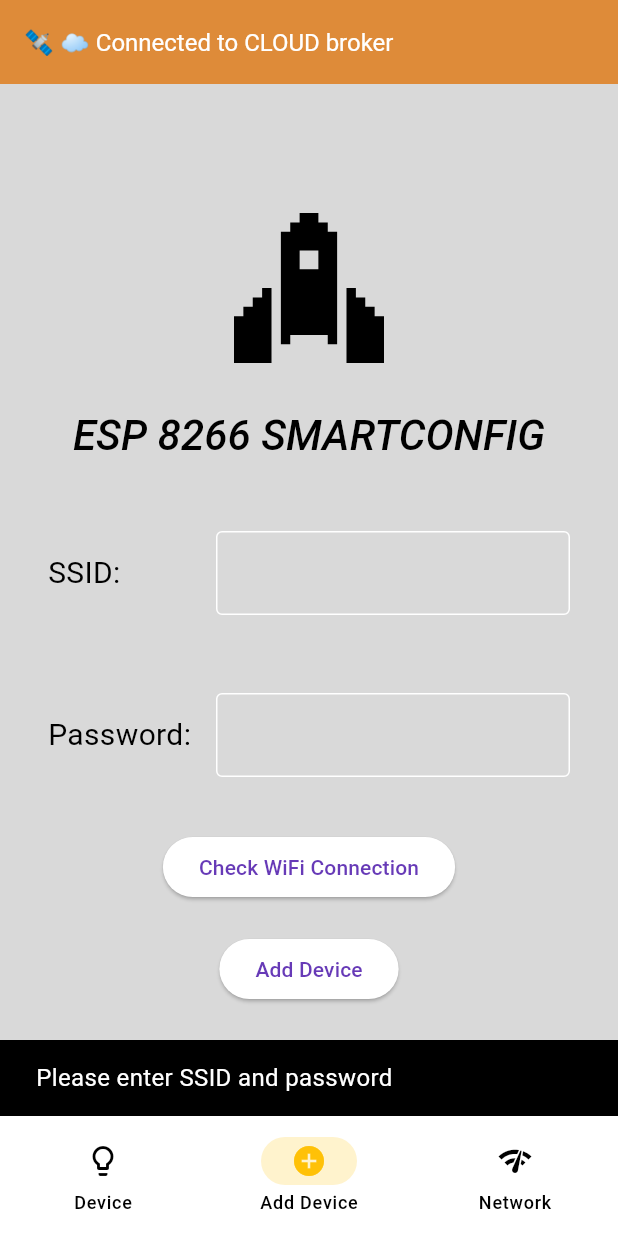
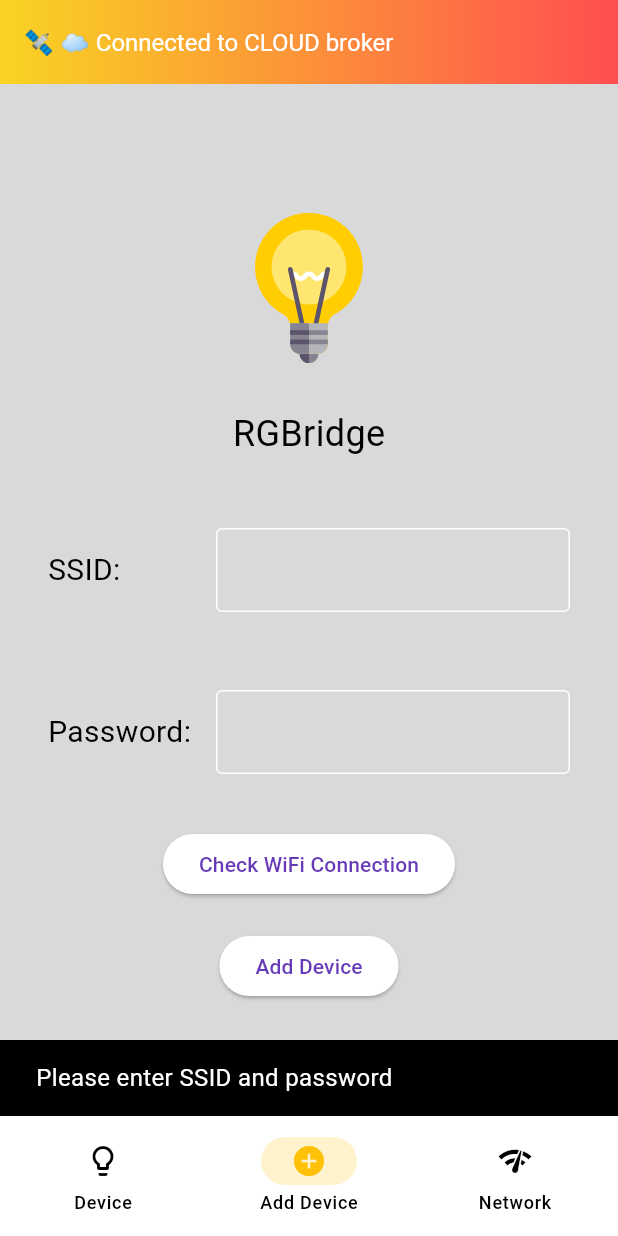
Before and after one commit to codecinn27/Plug-and-Play-RGB-led, a Flutter app: the screen it shows after launch, item 2 of the bottom bar chosen, after a tap on "Add Device", on a phone screen of 412 x 824 dp. Run offline on Flutter 3.47's test engine with Material 3 defaults, Android fonts, the light colour scheme and no system bars; our stand-ins replace connectivity_plus, flutter_colorpicker, flutter_svg, google_fonts, multicast_dns, sqflite; missing offline and left inert: esp_smartconfig, mqtt_client; accounts and stored records are empty; Roboto replaces fonts that are missing (Kanit).

Commit message:
update the broker status update when button pressed

```diff
--- a/lib/main.dart
+++ b/lib/main.dart
@@ -1,12 +1,19 @@
 import 'package:flutter/material.dart';
+import 'package:p9_rgbridge/notifiers/broker_status_notifier.dart';
 import 'package:p9_rgbridge/share/theme.dart';
 import 'package:p9_rgbridge/widget/bottom_nav.dart';
-
+import 'package:provider/provider.dart';
 
 void main() {
-  runApp(MaterialApp(
-    theme: AppTheme.lightTheme,
-    home: const NavBar(),
-    debugShowCheckedModeBanner: false,
-  ));
+  runApp(
+    ChangeNotifierProvider(
+      create: (context) => BrokerStatusNotifier(),
+      child: MaterialApp(
+        theme: AppTheme.lightTheme,
+        home: const NavBar(),
+        debugShowCheckedModeBanner: false,
+      )
+
+    )
+  );
 }
--- /dev/null
+++ b/lib/notifiers/broker_status_notifier.dart
@@ -0,0 +1,15 @@
+import 'package:flutter/foundation.dart';
+
+class BrokerStatusNotifier extends ChangeNotifier {
+  bool _isConnecting = true;
+  String _status = "🔄 Connecting to MQTT...";
+
+  bool get isConnecting => _isConnecting;
+  String get status => _status;
+
+  void updateStatus(String newStatus, {bool connecting = false}) {
+    _status = newStatus;
+    _isConnecting = connecting;
+    notifyListeners();
+  }
+}
--- a/lib/screen/colorRingControl.dart
+++ b/lib/screen/colorRingControl.dart
@@ -6,6 +6,7 @@ import 'package:mqtt_client/mqtt_client.dart';
 import 'package:p9_rgbridge/db/db_helper.dart';
 import 'package:p9_rgbridge/models/device.dart';
 import 'package:p9_rgbridge/services/mqtt_connection.dart';
+import 'package:p9_rgbridge/share/gradient_colour.dart';
 
 class ColorRingControl extends StatefulWidget {
   final MQTTConnection mqttConnection;
@@ -26,6 +27,7 @@ class _ColorRingControlState extends State<ColorRingControl> {
   bool isOn = true;
   String? currentUdpId = 'DL8_00008F50E2'; // ✅ Default value
   Timer? _refreshTimer;
+  String topic = 'rgb/unknown/dfd34'; // initial value
 
   @override
   void initState() {
@@ -36,6 +38,7 @@ class _ColorRingControlState extends State<ColorRingControl> {
       if (savedId != null && mounted) {
         setState(() {
           currentUdpId = savedId;
+          topic = 'rgb/$savedId';
         });
         debugPrint('📥 Loaded saved Device ID: $savedId');
       }
@@ -48,6 +51,7 @@ class _ColorRingControlState extends State<ColorRingControl> {
       if (latestDeviceId != null && latestDeviceId != currentUdpId) {
         setState(() {
           currentUdpId = latestDeviceId;
+          topic = 'rgb/$latestDeviceId';
         });
       }
     });
@@ -66,7 +70,6 @@ class _ColorRingControlState extends State<ColorRingControl> {
       isOn = !isOn;
     });
 
-    final topic = 'rgb/DL8_9A8F8F50E2/dfd34';
     final client = widget.mqttConnection.client;
 
     String payload = isOn
@@ -84,15 +87,36 @@ class _ColorRingControlState extends State<ColorRingControl> {
     }
   }
 
+  void _publishColor(Color color) {
+    final client = widget.mqttConnection.client;
+
+    final payload = '${color.red},${color.green},${color.blue}';
+    print('🎨 Publishing new color: $payload');
+
+    if (client != null && client.connectionStatus?.state == MqttConnectionState.connected) {
+      final builder = MqttClientPayloadBuilder();
+      builder.addString(payload);
+      client.publishMessage(topic, MqttQos.atMostOnce, builder.payload!);
+    } else {
+      print('❌ MQTT client not connected');
+    }
+  }
+
   void _onColorChanged(Color color) {
     setState(() {
       selectedColor = color;
     });
 
-    if (isOn) {
-      _toggleLight(); // re-publish updated color
+    // If the light is off, turn it ON first
+    if (!isOn) {
+      setState(() {
+        isOn = true;
+      });
     }
+
+    _publishColor(color); // ✅ Only publish, don’t toggle
   }
+
 
   @override
   Widget build(BuildContext context) {
@@ -114,7 +138,7 @@ class _ColorRingControlState extends State<ColorRingControl> {
                   children: [
                     Container(
                       width: double.infinity,
-                      color: const Color.fromARGB(255, 222, 139, 57), // ✅ Highlight background
+                      decoration: buildSoftGradient(),
                       padding: const EdgeInsets.symmetric(vertical: 12),
                       child: Center(
                         child: Text(
@@ -146,10 +170,12 @@ class _ColorRingControlState extends State<ColorRingControl> {
                           ),
                           GestureDetector(
                             onTap: _toggleLight,
+                            child: Transform.translate(
+                              offset: Offset(0, -diameter * 0.15), // move up by 15% of diameter
                               child: AnimatedContainer(
                                 duration: const Duration(milliseconds: 300),
-                              width: diameter * 0.35,
-                              height: diameter * 0.35,
+                                width: diameter * 0.4,  // slightly bigger width
+                                height: diameter * 0.4, // slightly bigger height
                                 decoration: BoxDecoration(
                                   color: isOn ? selectedColor : Colors.grey[800],
                                   shape: BoxShape.circle,
@@ -165,8 +191,9 @@ class _ColorRingControlState extends State<ColorRingControl> {
                                 ),
                                 child: Icon(
                                   Icons.lightbulb,
-                                size: diameter * 0.175,
+                                  size: diameter * 0.2, // bigger icon size
                                   color: Colors.white,
+                                ),
                               ),
                             ),
                           ),
--- a/lib/screen/smart_config.dart
+++ b/lib/screen/smart_config.dart
@@ -5,7 +5,9 @@ import 'package:esp_smartconfig/esp_smartconfig.dart';
 import 'package:p9_rgbridge/share/styled_text.dart';
 
 class AddDevice extends StatefulWidget {
-  const AddDevice({super.key});
+  final VoidCallback? onSmartConfigSuccess;
+
+  const AddDevice({super.key, this.onSmartConfigSuccess});
 
   @override
   State<AddDevice> createState() => _AddDeviceState();
@@ -28,6 +30,18 @@ class _AddDeviceState extends State<AddDevice> {
       SnackBar(content: Text(connected ? 'Connected to WiFi' : 'Not connected to WiFi')),
     );
   }
+  void _onDeviceProvisioned(ProvisioningResponse response) {
+    final ip = response.ipAddressText ?? 'Unknown IP';
+
+    ScaffoldMessenger.of(context).showSnackBar(
+      SnackBar(
+        content: Text('✅ Device added successfully\n🛰️ IP Address: $ip'),
+        duration: const Duration(seconds: 3),
+      ),
+    );
+
+    widget.onSmartConfigSuccess?.call(); // ✅ Switch to tab index 0
+  }
 
   Future<void> startSmartConfig() async {
     if (_ssidController.text.isEmpty || _passwordController.text.isEmpty) {
@@ -38,9 +52,10 @@ class _AddDeviceState extends State<AddDevice> {
     }
 
     final provisioner = Provisioner.espTouch();
-
+    ProvisioningResponse? smartConfigResponse;
     provisioner.listen((response) {
-      Navigator.of(context).pop(response);
+      smartConfigResponse = response; // ✅ Save the result
+      Navigator.of(context, rootNavigator: true).pop(); // ✅ Close dialog
     });
 
     provisioner.start(ProvisioningRequest.fromStrings(
@@ -71,39 +86,16 @@ class _AddDeviceState extends State<AddDevice> {
       provisioner.stop();
     }
 
-    if (response != null) {
-      _onDeviceProvisioned(response);
+    // Handle result
+    if (smartConfigResponse != null) {
+      _onDeviceProvisioned(smartConfigResponse!);
+    } else {
+      ScaffoldMessenger.of(context).showSnackBar(
+        const SnackBar(content: Text('❌ SmartConfig failed or was cancelled')),
+      );
     }
   }
 
-  _onDeviceProvisioned(ProvisioningResponse response) {
-    showDialog(
-      context: context,
-      builder: (context) {
-        return AlertDialog(
-          title: const Text('Device provisioned'),
-          content: Column(
-            mainAxisSize: MainAxisSize.min,
-            children: <Widget>[
-              Text('Device successfully connected to the ${_ssidController.text} network'),
-              SizedBox.fromSize(size: const Size.fromHeight(20)),
-              const Text('Device:'),
-              Text('IP: ${response.ipAddressText}'),
-              Text('BSSID: ${response.bssidText}'),
-            ],
-          ),
-          actions: <Widget>[
-            TextButton(
-              onPressed: () {
-                Navigator.of(context).pop();
-              },
-              child: const Text('OK'),
-            ),
-          ],
-        );
-      },
-    );
-  }
 
   @override
   void dispose() {
@@ -124,13 +116,13 @@ class _AddDeviceState extends State<AddDevice> {
                 children: [
                   const SizedBox(height: 70),
                   SvgPicture.asset(
-                    'assets/space-awesome-brands.svg',
+                    'assets/light-bulb-svgrepo-com.svg',
                     height: 100,
                     width: 100,
                     fit: BoxFit.contain,
                   ),
                   const SizedBox(height: 30),
-                  const StyledHeading('ESP 8266 SmartConfig')
+                  const StyledText('RGBridge'),
                 ],
               ),
               const SizedBox(height: 30),
--- a/lib/screen/udp_listen.dart
+++ b/lib/screen/udp_listen.dart
@@ -3,10 +3,13 @@ import 'dart:convert';
 import 'package:flutter/material.dart';
 import 'package:p9_rgbridge/db/db_helper.dart';
 import 'package:p9_rgbridge/models/device.dart';
+import 'package:p9_rgbridge/notifiers/broker_status_notifier.dart';
 import 'package:p9_rgbridge/services/device_discovery.dart';
 import 'package:p9_rgbridge/services/mqtt_connection.dart';
 import 'package:p9_rgbridge/services/mqtt_service.dart';
-import 'package:p9_rgbridge/share/styled_text.dart'; // Contains discoverMqttBrokerViaMdns()
+import 'package:p9_rgbridge/share/gradient_colour.dart';
+import 'package:p9_rgbridge/share/styled_text.dart';
+import 'package:provider/provider.dart'; // Contains discoverMqttBrokerViaMdns()
 
 class UdpListenerPage extends StatefulWidget {
   final MQTTConnection mqttConnection;
@@ -22,26 +25,38 @@ class _UdpListenerPageState extends State<UdpListenerPage> {
   RawDatagramSocket? socket;
   String brokerStatus = "Initializing...";
   bool isDiscovering = false;
-
+  late BrokerStatusNotifier brokerNotifier;
   @override
   void initState() {
     super.initState();
+     // Access provider here, context is valid inside initState for this:
+    brokerNotifier = context.read<BrokerStatusNotifier>();
+
     _loadMessages();
     _startListening();
     _updateBrokerStatus();
   }
 
  void _updateBrokerStatus() {
-    setState(() {
     if (widget.mqttConnection.isConnected) {
-        brokerStatus = widget.mqttConnection.isLocal
+      final status = widget.mqttConnection.isLocal
           ? "✅ Connected to LOCAL broker"
           : "☁️ Connected to CLOUD broker";
+
+      setState(() {
+        brokerStatus = status;
+      });
+
+      brokerNotifier.updateStatus(status);
     } else {
+      setState(() {
         brokerStatus = "❌ Not connected to any broker";
+      });
+
+      brokerNotifier.updateStatus("❌ Not connected to any broker");
     }
-    });
   }
+
    void _discoverLocalBroker() async {
       if (isDiscovering) return;
 
@@ -49,41 +64,48 @@ class _UdpListenerPageState extends State<UdpListenerPage> {
         isDiscovering = true;
         brokerStatus = "🔍 Searching for MQTT broker...";
       });
+      brokerNotifier.updateStatus("🔍 Searching for MQTT broker...");
 
       try {
         if (widget.mqttConnection.isConnected && widget.mqttConnection.isLocal) {
           // Switch to cloud
           await widget.mqttConnection.disconnect();
-        await widget.mqttConnection.connect('152.42.241.179', isLocal: false); // Using public method
+          await widget.mqttConnection.connect('152.42.241.179', isLocal: false);
           setState(() {
             brokerStatus = "☁️ Connected to CLOUD broker";
           });
+          brokerNotifier.updateStatus("☁️ Connected to CLOUD broker");
         } else {
           // Try to discover local broker
           final mdnsResult = await discoverMqttBrokerViaMdns();
           if (mdnsResult != null) {
             await widget.mqttConnection.disconnect();
-          await widget.mqttConnection.connect(mdnsResult, isLocal: true); // Using public method
+            await widget.mqttConnection.connect(mdnsResult, isLocal: true);
             setState(() {
               brokerStatus = "✅ Connected to LOCAL broker at: $mdnsResult";
             });
+            brokerNotifier.updateStatus("✅ Connected to LOCAL broker");
           } else {
             // Fall back to cloud if local not found
             await widget.mqttConnection.disconnect();
-          await widget.mqttConnection.connect('152.42.241.179', isLocal: false); // Using public method
+            await widget.mqttConnection.connect('152.42.241.179', isLocal: false);
             setState(() {
               brokerStatus = "☁️ Connected to CLOUD broker (local not found)";
             });
+            brokerNotifier.updateStatus("☁️ Connected to CLOUD broker ");
           }
         }
       } catch (e) {
+        final errorMsg = "❌ Connection error: ${e.toString()}";
+        brokerNotifier.updateStatus(errorMsg);
         setState(() {
-        brokerStatus = "❌ Connection error: ${e.toString()}";
+          brokerStatus = errorMsg;
         });
       } finally {
         setState(() => isDiscovering = false);
       }
     }
+
 
   void _checkBrokerStatus() async {
     setState(() {
@@ -194,7 +216,7 @@ class _UdpListenerPageState extends State<UdpListenerPage> {
           ),
 
            Container(
-            color: Colors.deepPurple,
+            decoration: buildCustomGradient(),
             height: kToolbarHeight,
             padding: const EdgeInsets.symmetric(horizontal: 16),
             child: Row(
--- /dev/null
+++ b/lib/share/gradient_colour.dart
@@ -0,0 +1,55 @@
+import 'package:flutter/material.dart';
+
+BoxDecoration buildCustomGradient() {
+  return const BoxDecoration(
+    gradient: LinearGradient(
+      colors: [
+        Color(0xFFADA996), // #ada996
+        Color(0xFFF2F2F2), // #f2f2f2
+        Color(0xFFDBDBDB), // #dbdbdb
+        Color(0xFFEAEAEA), // #eaeaea
+      ],
+      begin: Alignment.centerLeft,
+      end: Alignment.centerRight,
+    ),
+  );
+}
+
+BoxDecoration buildWarmGradient() {
+  return const BoxDecoration(
+    gradient: LinearGradient(
+      colors: [
+        Color(0xFFF9D423), // #F9D423 - warm yellow
+        Color(0xFFFF4E50), // #FF4E50 - red
+      ],
+      begin: Alignment.centerLeft,  // "to right" direction
+      end: Alignment.centerRight,
+    ),
+  );
+}
+
+BoxDecoration buildGreenGradient() {
+  return const BoxDecoration(
+    gradient: LinearGradient(
+      colors: [
+        Color(0xFFB5AC49), // #B5AC49
+        Color(0xFF3CA55C), // #3CA55C
+      ],
+      begin: Alignment.centerLeft,
+      end: Alignment.centerRight,
+    ),
+  );
+}
+
+BoxDecoration buildSoftGradient() {
+  return const BoxDecoration(
+    gradient: LinearGradient(
+      colors: [
+        Color(0xFFDECBA4), // #DECBA4
+        Color(0xFF3E5151), // #3E5151
+      ],
+      begin: Alignment.centerLeft,
+      end: Alignment.centerRight,
+    ),
+  );
+}
--- a/lib/widget/bottom_nav.dart
+++ b/lib/widget/bottom_nav.dart
@@ -1,9 +1,12 @@
 import 'package:flutter/material.dart';
+import 'package:p9_rgbridge/notifiers/broker_status_notifier.dart';
 import 'package:p9_rgbridge/screen/colorRingControl.dart';
 import 'package:p9_rgbridge/screen/mqtt_discovery.dart';
 import 'package:p9_rgbridge/screen/smart_config.dart';
 import 'package:p9_rgbridge/screen/udp_listen.dart';
 import 'package:p9_rgbridge/services/mqtt_connection.dart';
+import 'package:p9_rgbridge/share/gradient_colour.dart';
+import 'package:provider/provider.dart';
 
 class NavBar extends StatefulWidget {
   final String? deviceId; // Pass deviceId if needed
@@ -25,26 +28,22 @@ class _NavBarState extends State<NavBar> {
     _initializeMqtt();
   }
 
+
   Future<void> _initializeMqtt() async {
-    setState(() {
-      _isConnecting = true;
-      _connectionStatus = "🔄 Connecting...";
-    });
+    final brokerNotifier = context.read<BrokerStatusNotifier>();
+    brokerNotifier.updateStatus("🔄 Connecting...", connecting: true);
 
     try {
       await _mqttConnection.initialize();
-      setState(() {
-        _connectionStatus = _mqttConnection.isLocal
+      brokerNotifier.updateStatus(
+        _mqttConnection.isLocal
             ? "✅ Connected to LOCAL broker"
-            : "☁️ Connected to CLOUD broker";
-      });
+            : "☁️ Connected to CLOUD broker",
+        connecting: false,
+      );
     } catch (e) {
-      setState(() {
-        _connectionStatus = "❌ Not connected";
-      });
+      brokerNotifier.updateStatus("❌ Not connected", connecting: false);
       debugPrint('MQTT Initialization failed: $e');
-    } finally {
-      setState(() => _isConnecting = false);
     }
   }
 
@@ -54,15 +53,22 @@ class _NavBarState extends State<NavBar> {
     super.dispose();
   }
 
+
   @override
   Widget build(BuildContext context) {
+    return Consumer<BrokerStatusNotifier>(
+      builder: (context, brokerNotifier, _) {
         return Scaffold(
-      // ✅ This AppBar shows connection status on all screens
           appBar: AppBar(
-        backgroundColor: const Color.fromARGB(255, 222, 139, 57),
+            backgroundColor: Colors.transparent, // make default background transparent
+            flexibleSpace: Container(
+              decoration: buildWarmGradient(),
+            ),
             title: Text(
-          _isConnecting ? '🔄 $_connectionStatus' : '🛰️ $_connectionStatus',
-          style: const TextStyle(color: Colors.white, fontSize:16),
+              brokerNotifier.isConnecting
+                  ? '🔄 ${brokerNotifier.status}'
+                  : '🛰️ ${brokerNotifier.status}',
+              style: const TextStyle(color: Colors.white, fontSize: 16),
             ),
           ),
           body: SafeArea(
@@ -70,15 +76,20 @@ class _NavBarState extends State<NavBar> {
               index: currentPageIndex,
               children: [
                 ColorRingControl(
-              key: UniqueKey(), // ✅ Guaranteed unique
+                  key: UniqueKey(),
                   mqttConnection: _mqttConnection,
                 ),
-            AddDevice(),
+                AddDevice(
+                  onSmartConfigSuccess: () {
+                    setState(() {
+                      currentPageIndex = 0;
+                    });
+                  },
+                ),
                 UdpListenerPage(mqttConnection: _mqttConnection),
               ],
             ),
           ),
-
           bottomNavigationBar: NavigationBar(
             onDestinationSelected: (int index) {
               setState(() {
@@ -107,6 +118,7 @@ class _NavBarState extends State<NavBar> {
             ],
           ),
         );
+      },
+    );
   }
-
 }
```
Also changed, not shown: assets/light-bulb-svgrepo-com.svg (added). Lines whose indentation alone changed are shown as unchanged.
